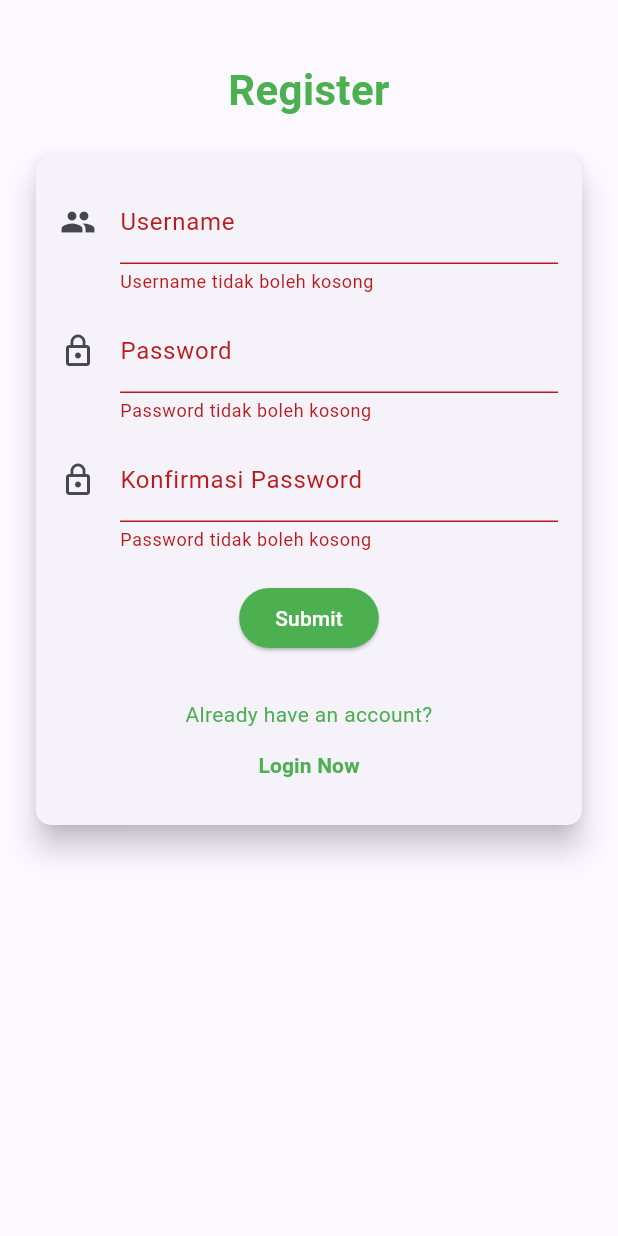
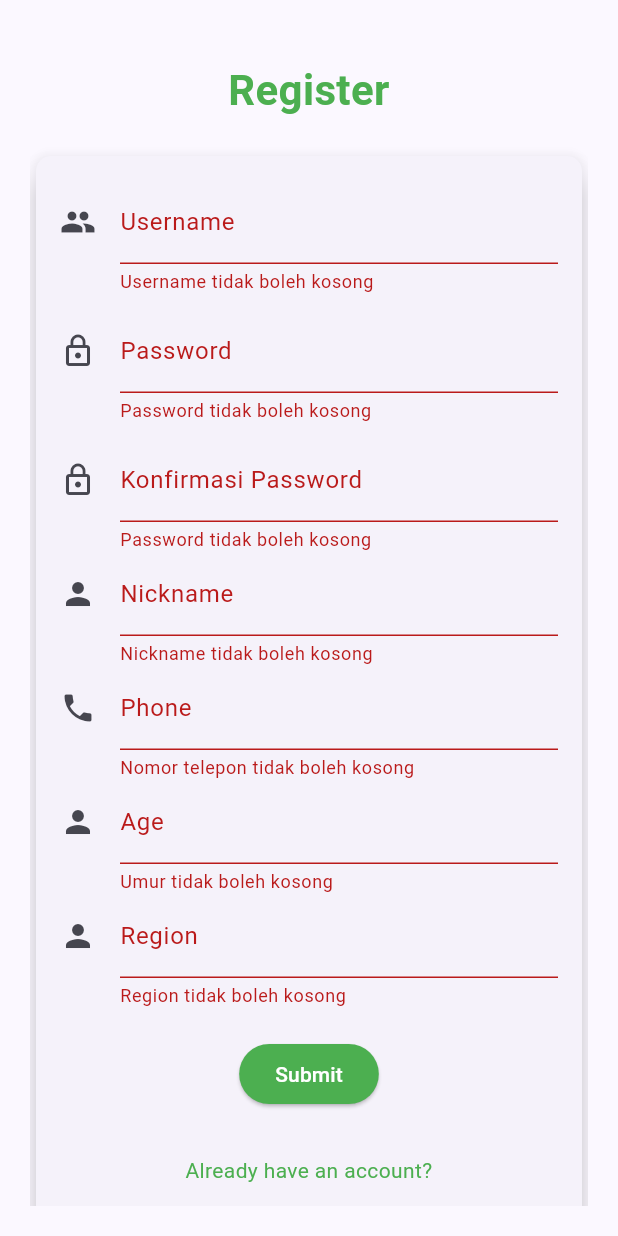
Before and after one commit to D12-PBP-23-24/Bookquet-mobile, a Flutter app: the RegisterPage screen opened directly, after a tap on "Submit", on a phone screen of 412 x 824 dp. Run offline on Flutter 3.47's test engine with Material 3 defaults, Android fonts, the phone set to English and light mode, and no system bars; missing offline and left inert: pbp_django_auth.

Commit message:
fixing regist

```diff
--- a/lib/screens/register.dart
+++ b/lib/screens/register.dart
@@ -26,7 +26,7 @@ class RegisterApp extends StatelessWidget {
 
 class RegisterPage extends StatefulWidget {
   const RegisterPage({Key? key}) : super(key: key);
-  static const ROUTE_NAME = '/register';
+  static const String routeName = '/register';
 
   @override
   State<RegisterPage> createState() => _RegisterPageState();
@@ -37,6 +37,10 @@ class _RegisterPageState extends State<RegisterPage> {
   String username = "";
   String password = "";
   String confirmPassword = "";
+  String nickname = "";
+  int phone = 0;
+  int age = 0;
+  String region = "";
   String? _errorText;
 
   @override
@@ -47,6 +51,7 @@ class _RegisterPageState extends State<RegisterPage> {
     return Scaffold(
       body: Padding(
         padding: const EdgeInsets.all(20.0),
+        child: SingleChildScrollView(
           child: Form(
             key: _formKey,
             child: Column(
@@ -92,6 +97,7 @@ class _RegisterPageState extends State<RegisterPage> {
                         ),
                         const SizedBox(height: 10.0),
                         TextFormField(
+                          initialValue: null,
                           obscureText: true,
                           decoration: InputDecoration(
                             labelText: "Password",
@@ -112,6 +118,7 @@ class _RegisterPageState extends State<RegisterPage> {
                         ),
                         const SizedBox(height: 10.0),
                         TextFormField(
+                          initialValue: null,
                           obscureText: true,
                           decoration: InputDecoration(
                             labelText: "Konfirmasi Password",
@@ -130,19 +137,106 @@ class _RegisterPageState extends State<RegisterPage> {
                             return null;
                           },
                         ),
+                        TextFormField(
+                          decoration: InputDecoration(
+                            labelText: "Nickname",
+                            icon: const Icon(Icons.person),
+                          ),
+                          onChanged: (String? value) {
+                            setState(() {
+                              nickname = value!;
+                            });
+                          },
+                          autovalidateMode: AutovalidateMode.onUserInteraction,
+                          validator: (value) {
+                            if (value!.isEmpty) {
+                              return 'Nickname tidak boleh kosong';
+                            }
+                            return null;
+                          },
+                        ),
+                        TextFormField(
+                          decoration: InputDecoration(
+                            labelText: "Phone",
+                            icon: const Icon(Icons.phone),
+                          ),
+                          keyboardType: TextInputType
+                              .number, // Keyboard tipe number untuk input angka
+                          onChanged: (String? value) {
+                            setState(() {
+                              phone = int.tryParse(value!) ?? 0;
+                            });
+                          },
+                          autovalidateMode: AutovalidateMode.onUserInteraction,
+                          validator: (value) {
+                            if (value!.isEmpty) {
+                              return 'Nomor telepon tidak boleh kosong';
+                            }
+                            if (!RegExp(r'^[0-9]+$').hasMatch(value)) {
+                              return 'Masukkan nomor telepon yang valid';
+                            }
+                            return null;
+                          },
+                        ),
+                        TextFormField(
+                          decoration: InputDecoration(
+                            labelText: "Age",
+                            icon: const Icon(Icons.person),
+                          ),
+                          keyboardType: TextInputType
+                              .number, // Keyboard tipe number untuk input angka
+                          onChanged: (String? value) {
+                            setState(() {
+                              age = int.tryParse(value!) ?? 0;
+                            });
+                          },
+
+                          autovalidateMode: AutovalidateMode.onUserInteraction,
+                          validator: (value) {
+                            if (value!.isEmpty) {
+                              return 'Umur tidak boleh kosong';
+                            }
+                            if (!RegExp(r'^[0-9]+$').hasMatch(value)) {
+                              return 'Masukkan umur yang valid';
+                            }
+                            return null;
+                          },
+                        ),
+                        TextFormField(
+                          decoration: InputDecoration(
+                            labelText: "Region",
+                            icon: const Icon(Icons.person),
+                          ),
+                          onChanged: (String? value) {
+                            setState(() {
+                              region = value!;
+                            });
+                          },
+                          autovalidateMode: AutovalidateMode.onUserInteraction,
+                          validator: (value) {
+                            if (value!.isEmpty) {
+                              return 'Region tidak boleh kosong';
+                            }
+                            return null;
+                          },
+                        ),
                         const SizedBox(height: 20.0),
                         ElevatedButton(
                           onPressed: () async {
                             if (_formKey.currentState!.validate()) {
                               final response = await request.postJson(
-                              "http://127.0.0.1:8000/auth/register/",
+                                "http://127.0.0.1:8000/register/",
                                 convert.jsonEncode(<String, String>{
                                   'username': username,
                                   'password': password,
                                   'confirmPassword': confirmPassword,
+                                  'nickname': nickname,
+                                  'phone': phone.toString(),
+                                  'age': age.toString(),
+                                  'region': region,
                                 }),
                               );
-                            if (response['status'] == 'Berhasil') {
+                              if (response['status'] == 'Register Berhasil') {
                                 ScaffoldMessenger.of(context).showSnackBar(
                                   const SnackBar(
                                     content: Text("Akun berhasil terdaftar!"),
@@ -151,7 +245,8 @@ class _RegisterPageState extends State<RegisterPage> {
                                 Navigator.pushReplacement(
                                   context,
                                   MaterialPageRoute(
-                                  builder: (context) => const LoginPage(),
+                                    builder: (context) =>
+                                        const LoginPage(), // kalo udah selesai, diarain ke login page
                                   ),
                                 );
                               } else {
@@ -217,6 +312,7 @@ class _RegisterPageState extends State<RegisterPage> {
             ),
           ),
         ),
+      ),
     );
   }
 }
```
Also changed, not shown: 1 other file. Lines whose indentation alone changed are shown as unchanged.
